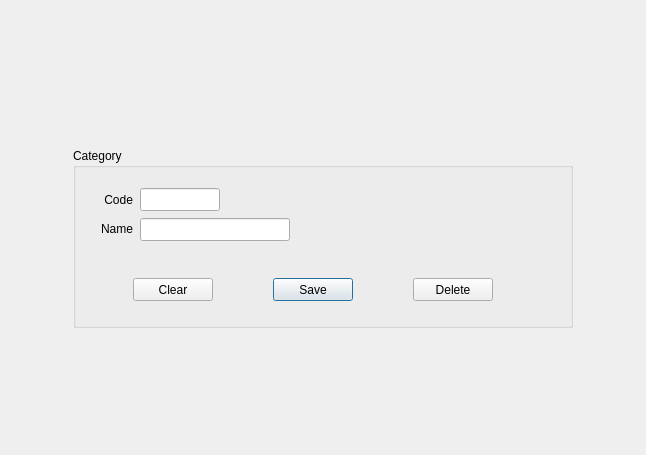
thamizha/angadi, file src/categoryform.ui: the form before one commit.
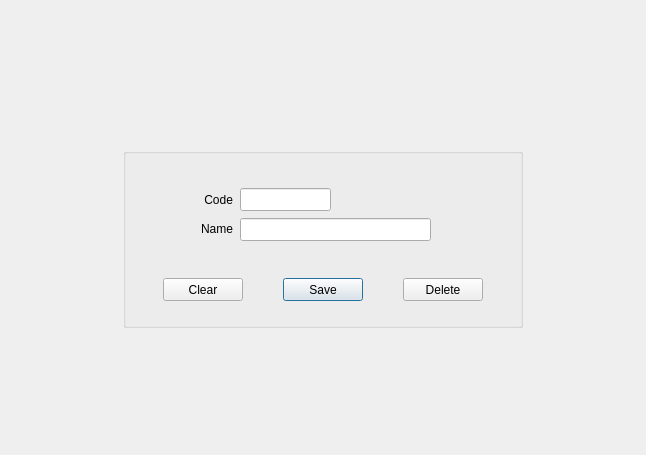
The form after the commit.

Commit message: Form label size increased for multi-language support

```diff
--- a/src/categoryform.ui
+++ b/src/categoryform.ui
@@ -67,12 +67,12 @@
         <widget class="QGroupBox" name="groupBox">
          <property name="minimumSize">
           <size>
-           <width>500</width>
+           <width>400</width>
            <height>180</height>
           </size>
          </property>
          <property name="title">
-          <string>Category</string>
+          <string/>
          </property>
          <property name="flat">
           <bool>true</bool>
@@ -83,9 +83,9 @@
          <widget class="QLineEdit" name="lineEditCode">
           <property name="geometry">
            <rect>
-            <x>67</x>
+            <x>117</x>
             <y>40</y>
-            <width>80</width>
+            <width>91</width>
             <height>23</height>
            </rect>
           </property>
@@ -96,9 +96,9 @@
          <widget class="QLabel" name="label">
           <property name="geometry">
            <rect>
-            <x>10</x>
+            <x>40</x>
             <y>42</y>
-            <width>50</width>
+            <width>70</width>
             <height>20</height>
            </rect>
           </property>
@@ -112,9 +112,9 @@
          <widget class="QLineEdit" name="lineEditName">
           <property name="geometry">
            <rect>
-            <x>67</x>
+            <x>117</x>
             <y>70</y>
-            <width>150</width>
+            <width>191</width>
             <height>23</height>
            </rect>
           </property>
@@ -122,9 +122,9 @@
          <widget class="QLabel" name="label_2">
           <property name="geometry">
            <rect>
-            <x>10</x>
+            <x>40</x>
             <y>71</y>
-            <width>50</width>
+            <width>70</width>
             <height>20</height>
            </rect>
           </property>
@@ -138,7 +138,7 @@
          <widget class="QPushButton" name="pushButtonDelete">
           <property name="geometry">
            <rect>
-            <x>340</x>
+            <x>280</x>
             <y>130</y>
             <width>80</width>
             <height>23</height>
@@ -151,7 +151,7 @@
          <widget class="QPushButton" name="pushButtonSave">
           <property name="geometry">
            <rect>
-            <x>200</x>
+            <x>160</x>
             <y>130</y>
             <width>80</width>
             <height>23</height>
@@ -170,7 +170,7 @@
           </property>
           <property name="geometry">
            <rect>
-            <x>60</x>
+            <x>40</x>
             <y>130</y>
             <width>80</width>
             <height>23</height>
```
The commit also changes 3 other files.
